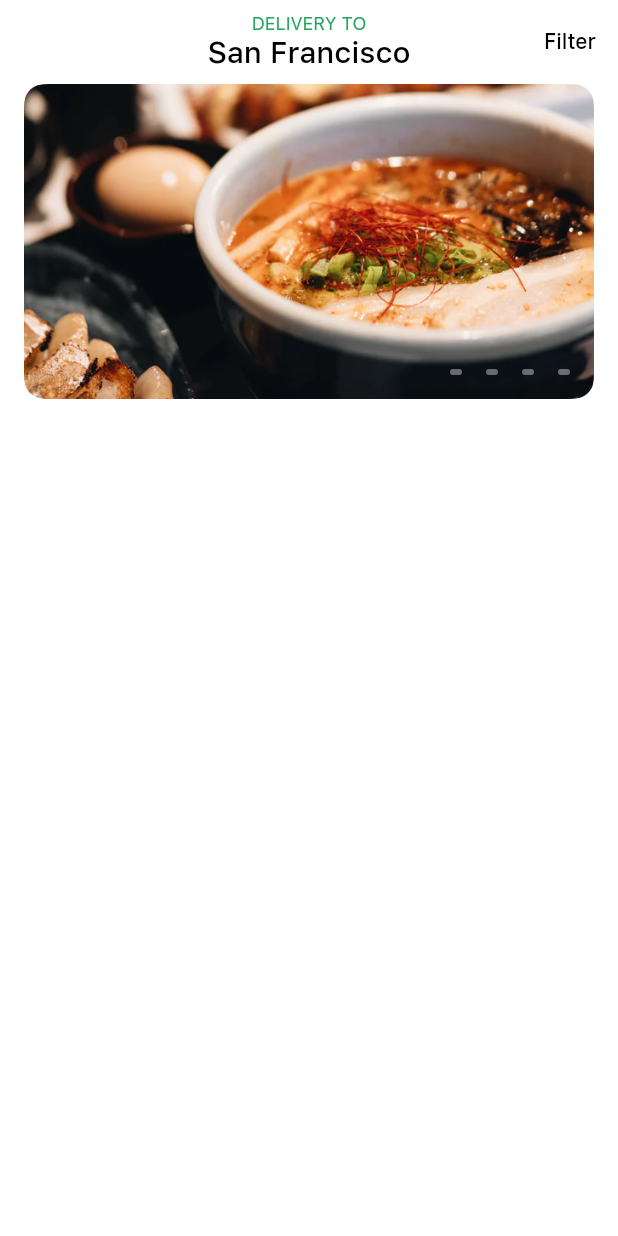
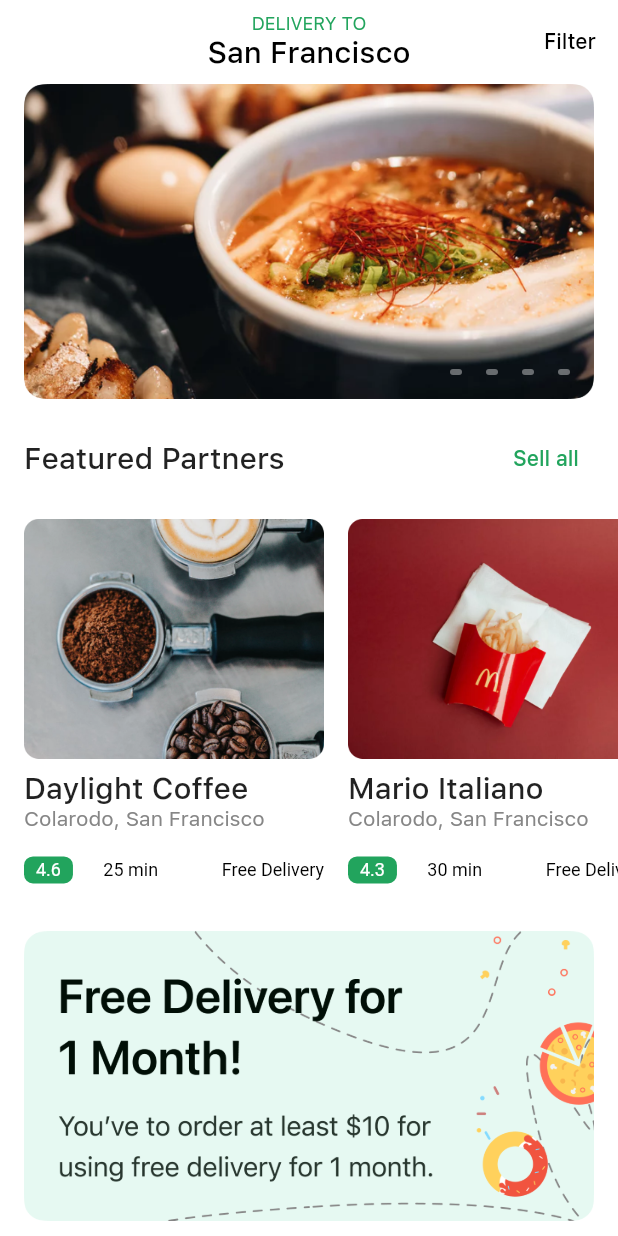
Before and after one commit to Kahayle/foodapp_Siarot, a Flutter app: the screen it shows after launch, on a phone screen of 412 x 824 dp. Run offline on Flutter 3.47's test engine with Material 2 defaults, Android fonts, the phone set to English and light mode, and no system bars.

Commit message:
Body Content

```diff
--- /dev/null
+++ b/lib/screens/home/Components/restaurantInfoMediumCArd.dart
@@ -0,0 +1,88 @@
+import 'package:flutter/material.dart';
+
+import '../../../constants.dart';
+
+class restaurantInfoMediumCard extends StatelessWidget {
+  const restaurantInfoMediumCard({
+    Key? key,
+    required this.title,
+    required this.image,
+    required this.deliveryTime,
+    required this.rating,
+    required this.press,
+    required this.location,
+  }) : super(key: key);
+
+  final String title, image, location;
+  final int deliveryTime;
+  final double rating;
+  final VoidCallback press;
+
+  @override
+  Widget build(BuildContext context) {
+    return InkWell(
+      borderRadius: BorderRadius.all(Radius.circular(6)),
+      onTap: press,
+      child: SizedBox(
+        width: 200,
+        child: Column(
+          crossAxisAlignment: CrossAxisAlignment.start,
+          children: [
+            AspectRatio(
+              aspectRatio: 1.25,
+              child: Image.asset(image),
+            ),
+            const SizedBox(
+              height: defaultPadding / 2,
+            ),
+            Text(
+              title,
+              maxLines: 1,
+              overflow: TextOverflow.ellipsis,
+              style: Theme.of(context).textTheme.titleLarge,
+            ),
+            Text(
+              location,
+              maxLines: 1,
+              style: const TextStyle(color: kBodyTextColor),
+            ),
+            Padding(
+              padding: const EdgeInsets.symmetric(vertical: defaultPadding),
+              child: DefaultTextStyle(
+                style: const TextStyle(
+                  color: Colors.black,
+                  fontSize: 12,
+                ),
+                child: Row(
+                  children: [
+                    Container(
+                      padding: const EdgeInsets.symmetric(
+                          horizontal: defaultPadding / 2,
+                          vertical: defaultPadding / 8),
+                      decoration: const BoxDecoration(
+                          color: kActiveColor,
+                          borderRadius: BorderRadius.all(Radius.circular(6))),
+                      child: Text(
+                        "$rating",
+                        style: TextStyle(color: Colors.white),
+                      ),
+                    ),
+                    const Spacer(),
+                    Text("$deliveryTime min"),
+                    const Spacer(),
+                    const CircleAvatar(
+                      radius: 1,
+                      backgroundColor: Colors.transparent,
+                    ),
+                    const Spacer(),
+                    const Text("Free Delivery")
+                  ],
+                ),
+              ),
+            )
+          ],
+        ),
+      ),
+    );
+  }
+}
--- /dev/null
+++ b/lib/screens/home/Components/section_title.dart
@@ -0,0 +1,26 @@
+import 'package:flutter/material.dart';
+import 'package:foodapp/constants.dart';
+
+class SectionTitle extends StatelessWidget {
+  const SectionTitle({
+    Key? key,
+    required this.title,
+    required this.press,
+  }) : super(key: key);
+  final String title;
+  final VoidCallback press;
+
+  @override
+  Widget build(BuildContext context) {
+    return Row(mainAxisAlignment: MainAxisAlignment.spaceBetween, children: [
+      Text(
+        title,
+        style: Theme.of(context).textTheme.titleLarge,
+      ),
+      TextButton(
+          onPressed: press,
+          style: TextButton.styleFrom(foregroundColor: kActiveColor),
+          child: const Text("Sell all"))
+    ]);
+  }
+}
--- a/lib/screens/home/home_screen.dart
+++ b/lib/screens/home/home_screen.dart
@@ -1,6 +1,10 @@
 import 'package:flutter/material.dart';
 import 'package:foodapp/constants.dart';
+import 'package:foodapp/demoData.dart';
 import 'package:foodapp/screens/home/Components/Image_carousel.dart';
+import 'package:foodapp/screens/home/Components/restaurantInfoMediumCArd.dart';
+
+import 'Components/section_title.dart';
 
 class HomeScreen extends StatelessWidget {
   const HomeScreen({Key? key}) : super(key: key);
@@ -13,6 +17,7 @@ class HomeScreen extends StatelessWidget {
           SliverAppBar(
             backgroundColor: Colors.transparent,
             elevation: 0,
+            floating: true,
             centerTitle: true,
             title: Column(
               children: [
@@ -22,7 +27,6 @@ class HomeScreen extends StatelessWidget {
                       .textTheme
                       .bodySmall!
                       .copyWith(color: kActiveColor),
-
                 ),
                 const Text(
                   "San Francisco",
@@ -40,13 +44,78 @@ class HomeScreen extends StatelessWidget {
               )
             ],
           ),
-           const SliverPadding(
-             padding: EdgeInsets.symmetric(horizontal: defaultPadding),
-             sliver: SliverToBoxAdapter(
+          const SliverPadding(
+            padding: EdgeInsets.symmetric(horizontal: defaultPadding),
+            sliver: SliverToBoxAdapter(
               child: ImageCarousel(),
-                     ),
-           ),
-
+            ),
+          ),
+          SliverPadding(
+            padding: const EdgeInsets.all(defaultPadding),
+            sliver: SliverToBoxAdapter(
+              child: SectionTitle(
+                title: "Featured Partners",
+                press: () {},
+              ),
+            ),
+          ),
+          SliverToBoxAdapter(
+            child: SingleChildScrollView(
+              scrollDirection: Axis.horizontal,
+              child: Row(
+                children: List.generate(
+                    demoMediumCardData.length,
+                    (index) => Padding(
+                          padding: const EdgeInsets.only(left: defaultPadding),
+                          child: restaurantInfoMediumCard(
+                            title: demoMediumCardData[index]['name'],
+                            location: demoMediumCardData[index]['location'],
+                            image: demoMediumCardData[index]['image'],
+                            deliveryTime: demoMediumCardData[index]
+                                ['delivertTime'],
+                            rating: demoMediumCardData[index]['rating'],
+                            press: () {},
+                          ),
+                        )),
+              ),
+            ),
+          ),
+          SliverPadding(
+            padding: const EdgeInsets.all(defaultPadding),
+            sliver: SliverToBoxAdapter(
+              child: Image.asset("assets/images/Banner.png"),
+            ),
+          ),
+          SliverPadding(
+            padding: const EdgeInsets.all(defaultPadding),
+            sliver: SliverToBoxAdapter(
+              child: SectionTitle(
+                title: "Best Pick",
+                press: () {},
+              ),
+            ),
+          ),
+          SliverToBoxAdapter(
+            child: SingleChildScrollView(
+              scrollDirection: Axis.horizontal,
+              child: Row(
+                children: List.generate(
+                    demoMediumCardData.length,
+                    (index) => Padding(
+                          padding: const EdgeInsets.only(left: defaultPadding),
+                          child: restaurantInfoMediumCard(
+                            title: demoMediumCardData[index]['name'],
+                            location: demoMediumCardData[index]['location'],
+                            image: demoMediumCardData[index]['image'],
+                            deliveryTime: demoMediumCardData[index]
+                                ['delivertTime'],
+                            rating: demoMediumCardData[index]['rating'],
+                            press: () {},
+                          ),
+                        )),
+              ),
+            ),
+          ),
         ],
       ),
     );
```
